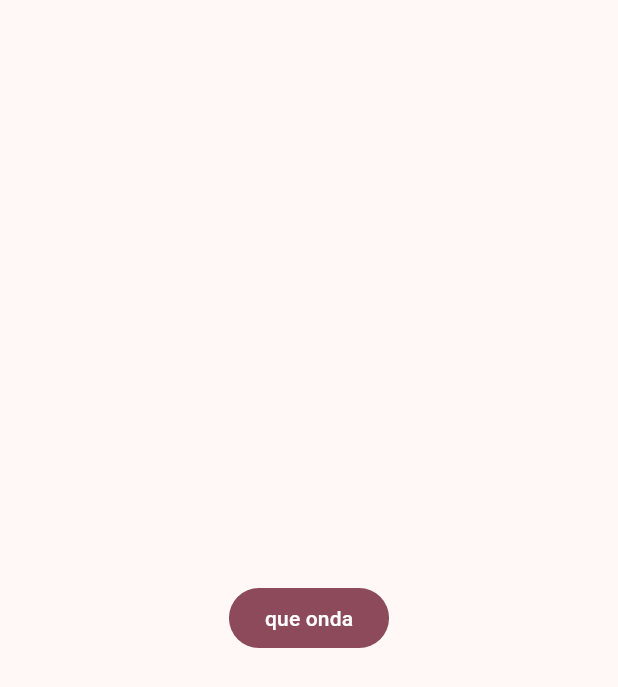
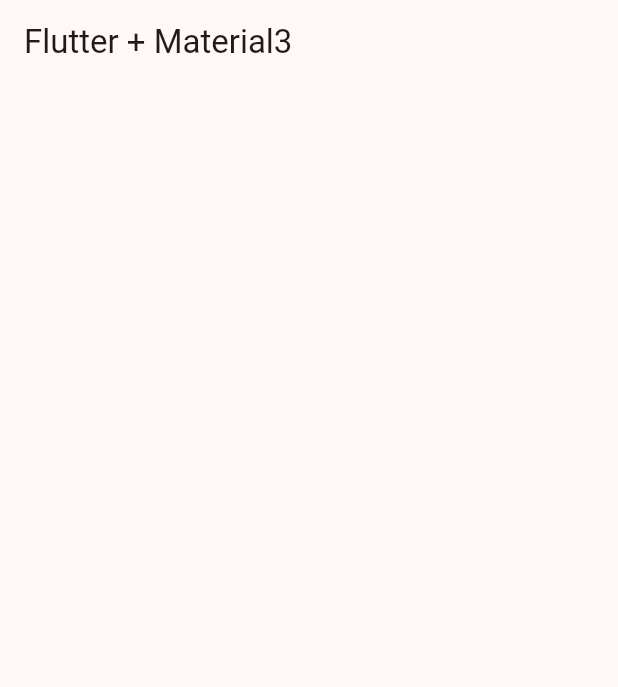
Before and after one commit to Mad-Lain/wiget_app, a Flutter app: the screen it shows after launch, on a phone screen of 412 x 824 dp. Shown: the top 687 px of the screen. Run offline on Flutter 3.47's test engine with Material 3 defaults, Android fonts, the phone set to English and light mode, and no system bars.

Commit message:
Se implemento app theme, se creo el archivo home screen donde se implementara todo lo necesario para la home screen

```diff
--- a/lib/config/theme/app_theme.dart
+++ b/lib/config/theme/app_theme.dart
@@ -19,6 +19,9 @@ class AppTheme {
   AppTheme({this.selectedColor = 0})
     : assert(selectedColor >= 0, 'El color seleccionado debe ser mayor de 0');
 
-  ThemeData getTheme() =>
-      ThemeData(useMaterial3: true, colorSchemeSeed: colorList[selectedColor]);
+  ThemeData getTheme() => ThemeData(
+    useMaterial3: true,
+    colorSchemeSeed: colorList[selectedColor],
+    appBarTheme: AppBarTheme(centerTitle: false),
+  );
 }
--- a/lib/main.dart
+++ b/lib/main.dart
@@ -1,5 +1,6 @@
 import 'package:flutter/material.dart';
 import 'package:widgets_app/config/theme/app_theme.dart';
+import 'package:widgets_app/presentation/screens/home/home_screen.dart';
 
 void main() {
   runApp(const MainApp());
@@ -13,11 +14,7 @@ class MainApp extends StatelessWidget {
     return MaterialApp(
       debugShowCheckedModeBanner: false,
       theme: AppTheme(selectedColor: 8).getTheme(),
-      home: Scaffold(
-        body: Center(
-          child: FilledButton(onPressed: () {}, child: Text('que onda')),
-        ),
-      ),
+      home: const HomeScreen(),
     );
   }
 }
--- /dev/null
+++ b/lib/presentation/screens/home/home_screen.dart
@@ -0,0 +1,10 @@
+import 'package:flutter/material.dart';
+
+class HomeScreen extends StatelessWidget {
+  const HomeScreen({super.key});
+
+  @override
+  Widget build(BuildContext context) {
+    return Scaffold(appBar: AppBar(title: const Text('Flutter + Material3')));
+  }
+}
```
Also changed, not shown: lib/config/menu/menu_items.dart (added, +31 -0 lines).
